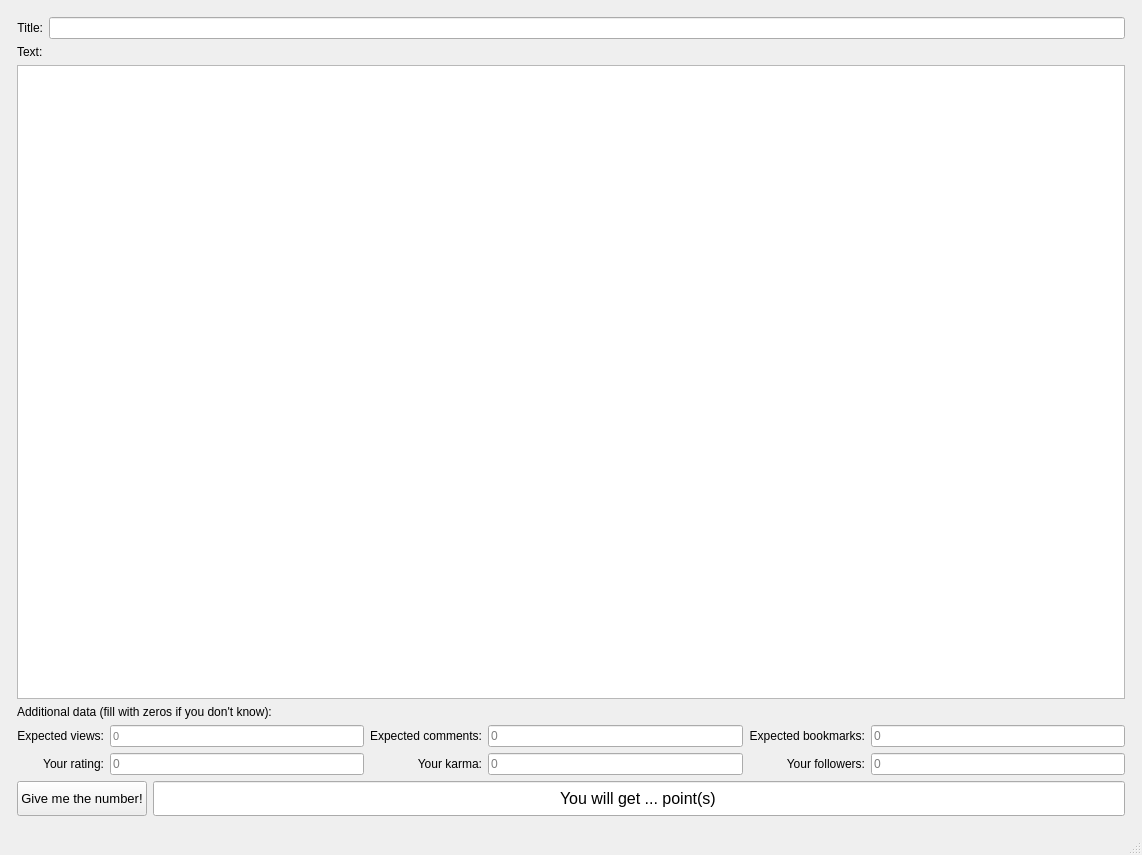
Qt form src/mainwindow.ui (mmmm1998/---) before a commit.
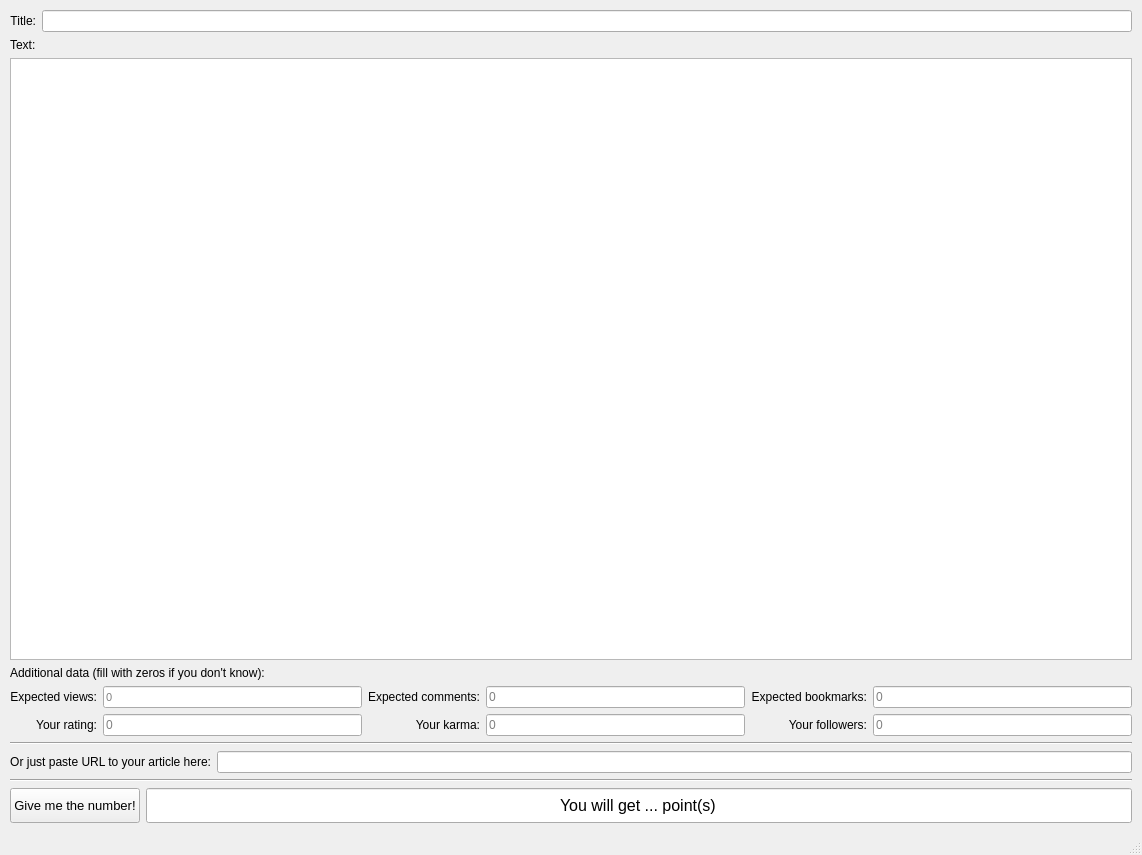
The same form after that commit.

Commit message: Added direct link field to GUI

The edit to the form file:
```diff
--- a/src/mainwindow.ui
+++ b/src/mainwindow.ui
@@ -16,16 +16,16 @@
   <widget class="QWidget" name="centralwidget">
    <layout class="QGridLayout" name="gridLayout_2">
     <property name="leftMargin">
-     <number>17</number>
+     <number>10</number>
     </property>
     <property name="topMargin">
-     <number>17</number>
+     <number>10</number>
     </property>
     <property name="rightMargin">
-     <number>17</number>
+     <number>10</number>
     </property>
     <property name="bottomMargin">
-     <number>17</number>
+     <number>10</number>
     </property>
     <item row="0" column="1">
      <layout class="QVBoxLayout" name="verticalLayout">
@@ -234,6 +234,43 @@
         </item>
        </layout>
       </item>
+      <item>
+       <widget class="Line" name="line">
+        <property name="orientation">
+         <enum>Qt::Horizontal</enum>
+        </property>
+       </widget>
+      </item>
+      <item>
+       <layout class="QHBoxLayout" name="horizontalLayout_2">
+        <property name="leftMargin">
+         <number>0</number>
+        </property>
+        <property name="topMargin">
+         <number>0</number>
+        </property>
+        <item>
+         <widget class="QLabel" name="label_url">
+          <property name="text">
+           <string>Or just paste URL to your article here:</string>
+          </property>
+          <property name="alignment">
+           <set>Qt::AlignRight|Qt::AlignTrailing|Qt::AlignVCenter</set>
+          </property>
+         </widget>
+        </item>
+        <item>
+         <widget class="QLineEdit" name="url_field"/>
+        </item>
+       </layout>
+      </item>
+      <item>
+       <widget class="Line" name="line_2">
+        <property name="orientation">
+         <enum>Qt::Horizontal</enum>
+        </property>
+       </widget>
+      </item>
       <item>
        <layout class="QHBoxLayout" name="horizontalLayout_3">
         <item>
```
Left out of the diff: 20 changed lines with no effect on the pictures.
